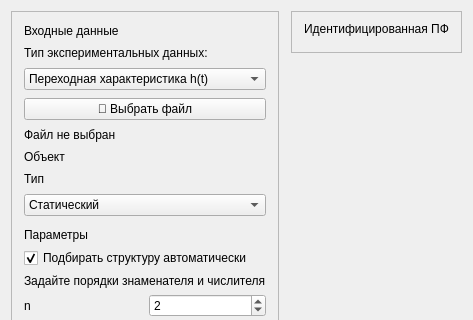
First picture: the form in ui/tabs/id-tab.ui, repository VadmanBat/Irbis, before the edit; both pictures show x 0 to 473 and y 0 to 320 of the 473 by 486 pixel window.
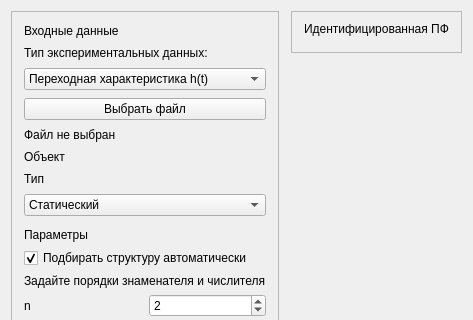
Second picture: the form after the edit.

Patch:
```diff
--- a/ui/tabs/id-tab.ui
+++ b/ui/tabs/id-tab.ui
@@ -95,7 +95,7 @@
          <string>Загрузить экспериментальные данные</string>
         </property>
         <property name="text">
-         <string>📂 Выбрать файл</string>
+         <string>Выбрать файл</string>
         </property>
        </widget>
       </item>
```
Left out of the diff: 21 changed lines with no effect on the pictures.
